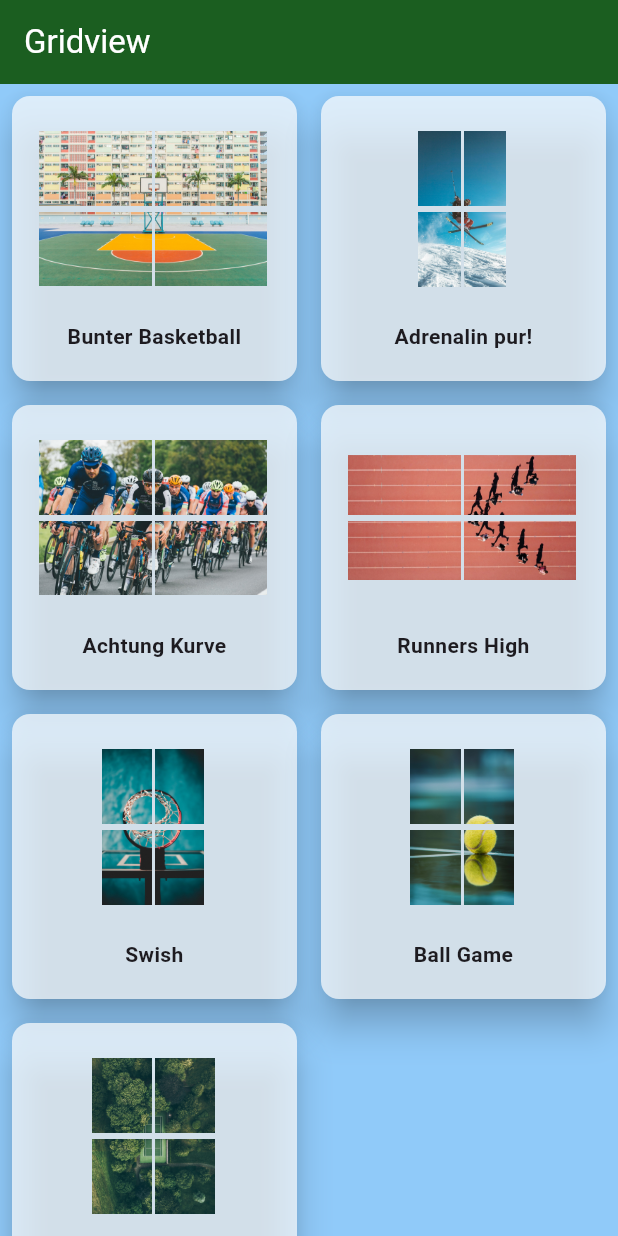
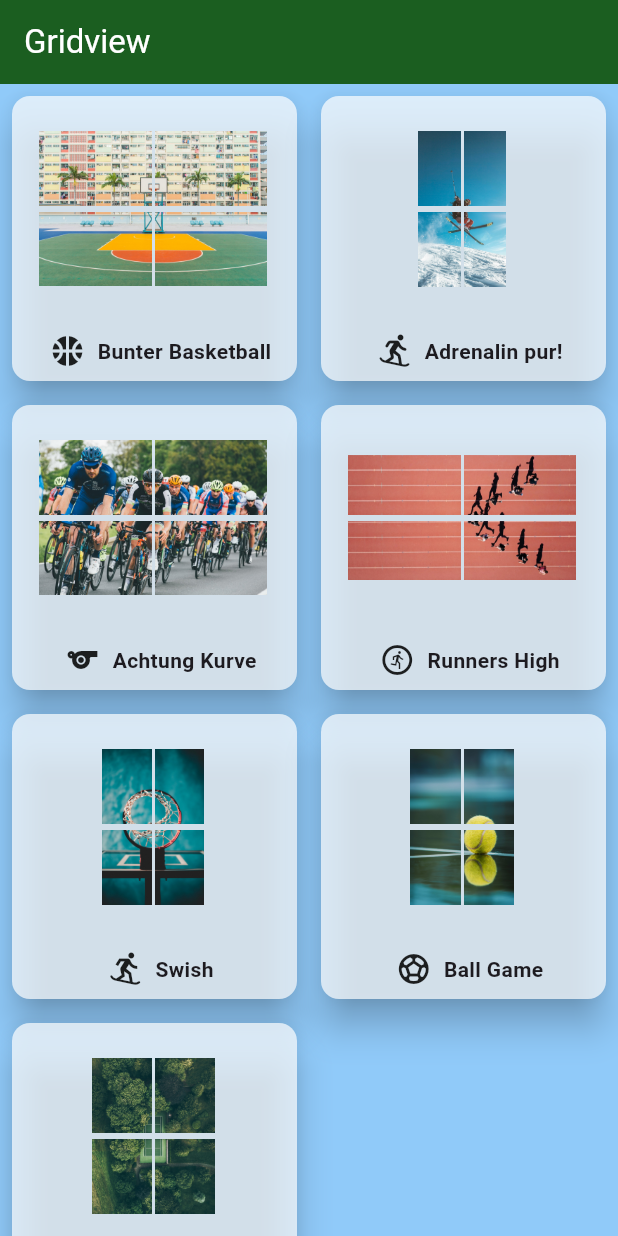
Before and after one commit to AkademieDirk/gallery_app, a Flutter app: the screen it shows after launch, on a phone screen of 412 x 824 dp. Run offline on Flutter 3.47's test engine with Material 3 defaults, Android fonts, the phone set to English and light mode, and no system bars.

Commit message:
author List edited

```diff
--- a/lib/features/galleryview/lists/gallery_data.dart
+++ b/lib/features/galleryview/lists/gallery_data.dart
@@ -1,3 +1,5 @@
+import 'package:flutter/material.dart';
+
 import '../../../widgets/gallery_item.dart';
 
 List<GalleryItem> galleryData = [
@@ -7,47 +9,47 @@ List<GalleryItem> galleryData = [
       imageDescription:
           'Ein farbenfrohes Basketballfeld im Freien. Im Zentrum steht ein Basketballkorb, dessen weißes Netz im leichten Wind schaukelt. Die Farben des Spielfelds leuchten unter der warmen Abendsonne. Vor vielen Jahren, während eines Sommerabends, trafen sich hier Freunde zu einem unvergesslichen Spiel, bei dem die Sieger den Sonnenuntergang bejubelten.',
       imagePath: 'assets/images/basketball_1.jpeg',
-  ),
+      icon: Icon(Icons.sports_basketball)),
   GalleryItem(
       imageTitle: 'Adrenalin pur!',
       imageDate: '14.07.2020',
       imageDescription:
           'Ein Skifahrer in voller Montur fliegt mutig über einen schneebedeckten Hügel, während der klare, blaue Himmel im Hintergrund strahlt. Die Sonne scheint hell, beleuchtet die funkelnden Schneeflocken und wirft lange Schatten auf die Piste. An einem perfekten Wintertag vor einigen Jahren, als der Schnee frisch und die Bedingungen ideal waren, führte dieser Sprung zu einem unvergesslichen Moment voller Adrenalin und Freude.',
       imagePath: 'assets/images/ski.jpeg',
-  ),
+      icon: Icon(Icons.snowboarding_rounded)),
   GalleryItem(
       imageTitle: 'Achtung Kurve',
       imageDate: '18.06.2022',
       imageDescription:
           'Eine große Gruppe Rennradfahrer legt sich synchron in eine scharfe Kurve, während sie mit beeindruckender Geschwindigkeit die Strecke entlangrasen. Die bunten Trikots der Fahrer leuchten im Sonnenschein, und ihre Konzentration ist greifbar. Vor einigen Jahren, während eines spannenden Wettkampfs an einem sonnigen Frühlingstag, markierte diese Kurve den Wendepunkt des Rennens und wurde zum Schauplatz eines packenden Duells um die Spitze.',
       imagePath: 'assets/images/bike.jpeg',
-  ),
+      icon: Icon(Icons.sports)),
   GalleryItem(
       imageTitle: 'Runners High',
       imageDate: '22.09.2023',
       imageDescription:
           'Unsere acht Läufer bewegen sich hier in einer beeindruckenden Dreiecks-Formation über die Bahnen des sonnigen Sportplatzes am Mauerpark. Alle Athleten sind synchronisiert, ihre Schritte im perfekten Einklang, während sie die rote Tartanbahn unter ihren Füßen spüren. An einem kühlen Herbstmorgen, während eines intensiven Trainings, wurde diese Formation gewählt, um Teamarbeit und Präzision zu perfektionieren, und es war ein Moment, der die Entschlossenheit und den Zusammenhalt der Gruppe widerspiegelte.',
       imagePath: 'assets/images/running.jpeg',
-  ),
+      icon: Icon(Icons.run_circle_outlined)),
   GalleryItem(
       imageTitle: 'Swish',
       imageDate: '11.08.2018',
       imageDescription:
           'Ein Foto, das von unten aufgenommen wurde, zeigt einen Basketballkorb mit einem strahlend blauen Himmel im Hintergrund. Die Sonne scheint hell, und das weiße Netz des Korbs hebt sich kontrastreich gegen das Blau ab. An einem klaren Sommernachmittag, vor vielen Jahren, wurde hier ein legendäres Spiel gespielt, bei dem der letzte Korb im goldenen Licht des Abends glänzte.',
       imagePath: 'assets/images/basketball_2.jpeg',
-  ),
+      icon: Icon(Icons.snowboarding)),
   GalleryItem(
       imageTitle: 'Ball Game',
       imageDate: '29.11.2023',
       imageDescription:
           'Die Nahaufnahme zeigt einen gelb-grünen Tennisball, der auf dem glänzenden Boden der Sporthalle liegt. Die Textur des Balls ist deutlich sichtbar, während das gedämpfte Licht der Halle eine ruhige Atmosphäre schafft. An einem regnerischen Nachmittag fand hier ein spannendes Match statt, bei dem dieser Ball im entscheidenden Moment des Spiels eine wichtige Rolle spielte.',
       imagePath: 'assets/images/tennis_1.jpeg',
-  ),
+      icon: Icon(Icons.sports_soccer)),
   GalleryItem(
       imageTitle: 'Sieg in der Natur',
       imageDate: '02.05.2022',
       imageDescription:
           'Eine beeindruckende Drohnenaufnahme zeigt ein Tennisfeld, das idyllisch mitten im Grünen liegt. Das leuchtend grüne Spielfeld kontrastiert wunderschön mit den umgebenden Bäumen und Wiesen. An einem sonnigen Sommertag vor einigen Jahren wurde hier ein Turnier ausgetragen, bei dem Spieler und Zuschauer gleichermaßen die atemberaubende Naturkulisse genossen.',
       imagePath: 'assets/images/tennis_2.jpeg',
-  ),
+      icon: Icon(Icons.nature)),
 ];
--- a/lib/features/galleryview/screens/home_screen.dart
+++ b/lib/features/galleryview/screens/home_screen.dart
@@ -1,6 +1,5 @@
 import 'package:flutter/material.dart';
 import 'package:gallery_app/experiment.dart/puzzle_effect.dart';
-import 'package:gallery_app/features/galleryview/lists/author_data.dart';
 import 'package:gallery_app/features/galleryview/lists/gallery_data.dart';
 import 'package:gallery_app/features/galleryview/screens/details_screen.dart';
 import 'package:gallery_app/widgets/author_item.dart';
@@ -57,10 +56,22 @@ class _HomeScreenState extends State<HomeScreen> {
                     // backgroundImage:
                   ),
                   //   ),
-                  Text(
-                    textAlign: TextAlign.center,
-                    galleryData[index].imageTitle,
-                    style: TextStyle(fontSize: 14, fontWeight: FontWeight.bold),
+                  Row(
+                    mainAxisAlignment: MainAxisAlignment.center,
+                    children: [
+                      Padding(
+                        padding: const EdgeInsets.all(8.0),
+                        child: SizedBox(
+                          child: galleryData[index].icon,
+                        ),
+                      ),
+                      Text(
+                        textAlign: TextAlign.center,
+                        galleryData[index].imageTitle,
+                        style: TextStyle(
+                            fontSize: 14, fontWeight: FontWeight.bold),
+                      ),
+                    ],
                   ),
                 ],
               ),
--- a/lib/widgets/gallery_item.dart
+++ b/lib/widgets/gallery_item.dart
@@ -1,12 +1,17 @@
+import 'package:flutter/material.dart';
+
 class GalleryItem {
-  late final imageTitle;
+  late final String imageTitle;
   late final String imageDate;
   late final String imageDescription;
   late final String imagePath;
+  late final Icon icon;
 
-  GalleryItem(
-      {required this.imageTitle,
-      required this.imageDate,
-      required this.imageDescription,
-      required this.imagePath});
+  GalleryItem({
+    required this.imageTitle,
+    required this.imageDate,
+    required this.imageDescription,
+    required this.imagePath,
+    required this.icon,
+  });
 }
```
Also changed, not shown: lib/features/config/navigation.dart (added). Lines whose indentation alone changed are shown as unchanged.
